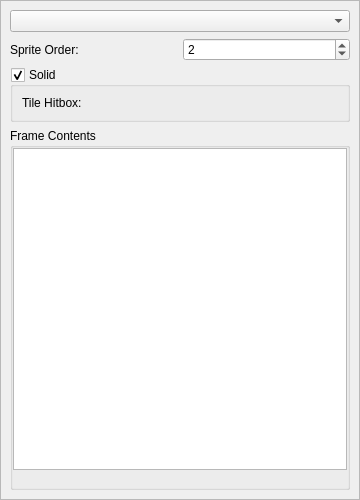
Above: src/gui-qt/metasprite/metasprite/framedock.ui from undisbeliever/untech-editor before the change. Below: the same form after it.
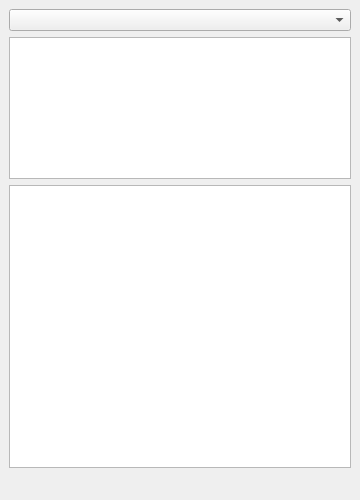
That is the form after the change. Custom widgets are drawn as their Qt base class.

Commit message:
Rewrite MS/SI GUI to use PropertyListManager
This commit rewrites the MetaSprite/SpriteImporter GUI to use a
PropertyListManager to handle the GUI for:

    * MetaSprite FrameSet
    * MetaSprite Frame
    * SpriteImporter FrameSet
    * SpriteImporter Frame
    * Animations

This rewrite was done for three reasons:

 1) Make the FrameSet editor consist with the other editors
 2) PropertyListView uses less screen space than a traditional GUI
 3) Make it easier to add new fields to the MS/SI GUI

```diff
--- a/src/gui-qt/metasprite/metasprite/framedock.ui
+++ b/src/gui-qt/metasprite/metasprite/framedock.ui
@@ -18,129 +18,25 @@
   </property>
   <widget class="QWidget" name="dockWidgetContents">
    <layout class="QVBoxLayout" name="verticalLayout">
-    <property name="leftMargin">
-     <number>0</number>
-    </property>
-    <property name="topMargin">
-     <number>0</number>
-    </property>
-    <property name="rightMargin">
-     <number>0</number>
-    </property>
-    <property name="bottomMargin">
-     <number>0</number>
-    </property>
-    <item>
-     <widget class="QScrollArea" name="scrollArea">
-      <property name="sizePolicy">
-       <sizepolicy hsizetype="MinimumExpanding" vsizetype="Expanding">
-        <horstretch>0</horstretch>
-        <verstretch>0</verstretch>
-       </sizepolicy>
-      </property>
-      <property name="horizontalScrollBarPolicy">
-       <enum>Qt::ScrollBarAlwaysOff</enum>
-      </property>
-      <property name="widgetResizable">
-       <bool>true</bool>
-      </property>
-      <widget class="QWidget" name="scrollAreaWidgetContents">
-       <property name="geometry">
-        <rect>
-         <x>0</x>
-         <y>0</y>
-         <width>358</width>
-         <height>479</height>
-        </rect>
-       </property>
-       <layout class="QVBoxLayout" name="scrollAreaLayout">
         <item>
          <widget class="QComboBox" name="frameComboBox"/>
         </item>
         <item>
-         <widget class="QWidget" name="frameWidget" native="true">
-          <layout class="QGridLayout" name="gridLayout">
-           <property name="leftMargin">
-            <number>0</number>
-           </property>
-           <property name="topMargin">
-            <number>0</number>
-           </property>
-           <property name="rightMargin">
-            <number>0</number>
-           </property>
-           <property name="bottomMargin">
-            <number>0</number>
-           </property>
-           <item row="0" column="0">
-            <widget class="QLabel" name="spriteOrderLabel">
-             <property name="text">
-              <string>Sprite Order:</string>
-             </property>
-            </widget>
-           </item>
-           <item row="0" column="1">
-            <widget class="QSpinBox" name="spriteOrder">
-             <property name="maximum">
-              <number>3</number>
-             </property>
-             <property name="value">
-              <number>2</number>
-             </property>
-            </widget>
-           </item>
-           <item row="1" column="0" colspan="2">
-            <widget class="QGroupBox" name="solid">
-             <property name="title">
-              <string>Solid</string>
-             </property>
-             <property name="checkable">
-              <bool>true</bool>
-             </property>
-             <layout class="QFormLayout" name="formLayout_2">
-              <item row="0" column="1">
-               <widget class="Ms8rectWidget" name="tileHitbox" native="true"/>
-              </item>
-              <item row="0" column="0">
-               <widget class="QLabel" name="tileHitboxLabel">
-                <property name="text">
-                 <string>Tile Hitbox:</string>
-                </property>
-               </widget>
-              </item>
-             </layout>
-            </widget>
-           </item>
-          </layout>
-         </widget>
-        </item>
-        <item>
-         <widget class="QGroupBox" name="frameContentsBox">
-          <property name="title">
-           <string>Frame Contents</string>
-          </property>
-          <layout class="QVBoxLayout" name="verticalLayout_2">
-           <property name="spacing">
-            <number>0</number>
-           </property>
-           <property name="leftMargin">
-            <number>0</number>
-           </property>
-           <property name="topMargin">
-            <number>0</number>
-           </property>
-           <property name="rightMargin">
-            <number>0</number>
-           </property>
-           <property name="bottomMargin">
-            <number>0</number>
-           </property>
+     <widget class="PropertyListView" name="frameProperties">
+      <property name="sizePolicy">
+       <sizepolicy hsizetype="Expanding" vsizetype="Expanding">
+        <horstretch>0</horstretch>
+        <verstretch>1</verstretch>
+       </sizepolicy>
+      </property>
+     </widget>
+    </item>
            <item>
             <widget class="GuiQt::Accessor::MultipleSelectionTableView" name="frameContents">
              <property name="sizePolicy">
               <sizepolicy hsizetype="MinimumExpanding" vsizetype="MinimumExpanding">
                <horstretch>0</horstretch>
-               <verstretch>0</verstretch>
+        <verstretch>2</verstretch>
               </sizepolicy>
              </property>
              <property name="minimumSize">
@@ -172,26 +68,18 @@
            </item>
           </layout>
          </widget>
-        </item>
-       </layout>
-      </widget>
-     </widget>
-    </item>
-   </layout>
-  </widget>
  </widget>
  <customwidgets>
-  <customwidget>
-   <class>Ms8rectWidget</class>
-   <extends>QWidget</extends>
-   <header>gui-qt/common/widgets/ms8rectwidget.h</header>
-   <container>1</container>
-  </customwidget>
   <customwidget>
    <class>GuiQt::Accessor::MultipleSelectionTableView</class>
    <extends>QTreeView</extends>
    <header>gui-qt/accessor/multipleselectiontableview.h</header>
   </customwidget>
+  <customwidget>
+   <class>PropertyListView</class>
+   <extends>QTreeView</extends>
+   <header>gui-qt/common/properties/propertylistview.h</header>
+  </customwidget>
  </customwidgets>
  <resources/>
  <connections/>
```
Lines whose indentation alone changed are shown as unchanged. The commit also changes 33 other files.
